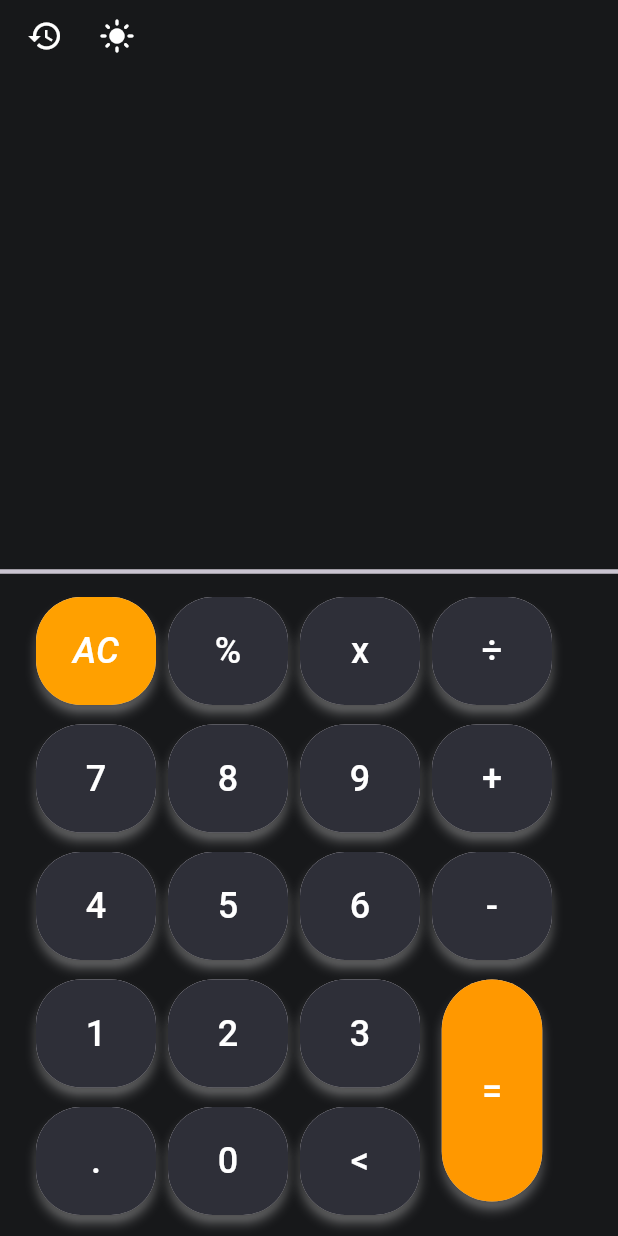
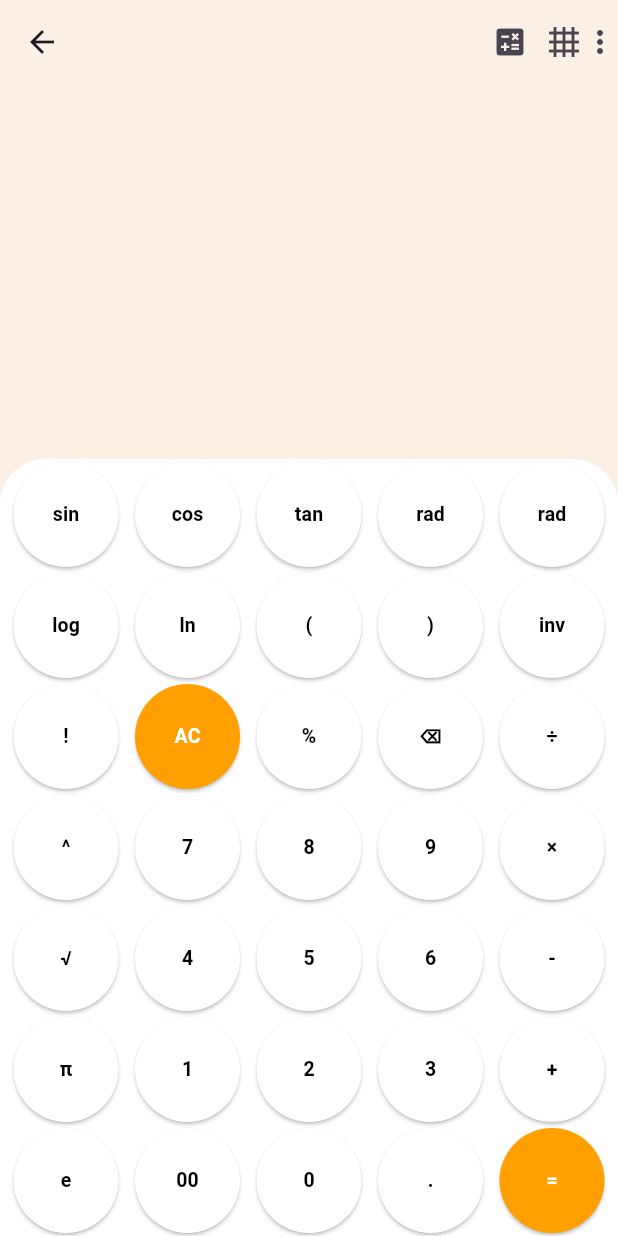
Before and after one commit to sofia883/git_calculator_repo, a Flutter app: the screen it shows after launch, on a phone screen of 412 x 824 dp. Run offline on Flutter 3.47's test engine with Material 3 defaults, Android fonts, the phone set to English and light mode, and no system bars; our stand-ins replace shared_preferences.

Commit message:
added extra operations

```diff
--- a/lib/main_screen.dart
+++ b/lib/main_screen.dart
@@ -2,6 +2,7 @@ import 'package:flutter/material.dart';
 import 'package:shared_preferences/shared_preferences.dart';
 import 'dart:convert';
 import 'dart:ui' as ui;
+import 'dart:math' as math;
 
 class CalculationHistory {
   final String title;
@@ -39,6 +40,9 @@ class _CalculatorState extends State<Calculator> {
   double _fontSize = 60.0;
   ScrollController _scrollController = ScrollController();
   String _result = "";
+  bool _showAdditionalOperations = false;
+  bool _isRadMode = false;
+
   @override
   void initState() {
     super.initState();
@@ -64,6 +68,12 @@ class _CalculatorState extends State<Calculator> {
     });
   }
 
+  void _toggleExtraButton() {
+    setState(() {
+      _showAdditionalOperations = !_showAdditionalOperations;
+    });
+  }
+
   void _onButtonPressed(String buttonText) {
     setState(() {
       if (buttonText == "AC") {
@@ -73,7 +83,6 @@ class _CalculatorState extends State<Calculator> {
         _fontSize = 60.0;
       } else if (buttonText == "=") {
         if (_result.isNotEmpty) {
-          // If there's already a result, move it to the calculation space
           _output = _result;
           _result = "";
         } else {
@@ -88,16 +97,76 @@ class _CalculatorState extends State<Calculator> {
             _result = "Error";
           }
         }
-      } else if (buttonText == "<") {
+      } else if (buttonText == "⌫") {
         if (_output.isNotEmpty) {
           _output = _output.substring(0, _output.length - 1);
         }
+      } else if (["sin", "cos", "tan", "log", "ln", "√", "inv"]
+          .contains(buttonText)) {
+        _output += "$buttonText(";
+      } else if (buttonText == "rad" || buttonText == "deg") {
+        _isRadMode = buttonText == "rad";
       } else {
         _output += buttonText;
-        _result = ""; // Clear the result when new input is added
+        _result = "";
       }
       _updateFontSize();
     });
+  }
+
+  double _evaluateExpression(String expression) {
+    expression = expression.replaceAll('x', '*');
+    expression = expression.replaceAll('÷', '/');
+    expression = expression.replaceAll('π', math.pi.toString());
+    expression = expression.replaceAll('e', math.e.toString());
+
+    // Handle trigonometric and logarithmic functions
+    expression = _handleMathFunctions(expression);
+
+    List<String> tokens = expression.split(RegExp(r'(\+|\-|\*|\/)'));
+    List<String> operators = expression
+        .split(RegExp(r'[^+\-*/]+'))
+        .where((s) => s.isNotEmpty)
+        .toList();
+
+    List<double> numbers = tokens.map((t) => double.tryParse(t) ?? 0).toList();
+
+    // Perform multiplication and division first
+    for (int i = 0; i < operators.length; i++) {
+      if (operators[i] == '*' || operators[i] == '/') {
+        double result = operators[i] == '*'
+            ? numbers[i] * numbers[i + 1]
+            : numbers[i] / numbers[i + 1];
+        numbers[i] = result;
+        numbers.removeAt(i + 1);
+        operators.removeAt(i);
+        i--;
+      }
+    }
+
+    // Perform addition and subtraction
+    double result = numbers[0];
+    for (int i = 0; i < operators.length; i++) {
+      if (operators[i] == '+') {
+        result += numbers[i + 1];
+      } else if (operators[i] == '-') {
+        result -= numbers[i + 1];
+      }
+    }
+
+    return result;
+  }
+
+  String _handleMathFunctions(String expression) {
+    expression = expression.replaceAllMapped(RegExp(r'sin\((.*?)\)'),
+        (match) => math.sin(double.parse(match.group(1)!)).toString());
+    expression = expression.replaceAllMapped(RegExp(r'cos\((.*?)\)'),
+        (match) => math.cos(double.parse(match.group(1)!)).toString());
+    expression = expression.replaceAllMapped(RegExp(r'tan\((.*?)\)'),
+        (match) => math.tan(double.parse(match.group(1)!)).toString());
+    expression = expression.replaceAllMapped(RegExp(r'log\((.*?)\)'),
+        (match) => math.log(double.parse(match.group(1)!)).toString());
+    return expression;
   }
 
   void _showSaveSnackBar() {
@@ -226,83 +295,36 @@ class _CalculatorState extends State<Calculator> {
     await prefs.setStringList('history', historyJson);
   }
 
-  double _evaluateExpression(String expression) {
-    expression = expression.replaceAll('x', '*');
-    expression = expression.replaceAll('÷', '/');
-
-    List<String> tokens = expression.split(RegExp(r'(\+|\-|\*|\/)'));
-    List<String> operators = expression
-        .split(RegExp(r'[^+\-*/]+'))
-        .where((s) => s.isNotEmpty)
-        .toList();
-
-    List<double> numbers = tokens.map((t) => double.tryParse(t) ?? 0).toList();
-
-    // Perform multiplication and division first
-    for (int i = 0; i < operators.length; i++) {
-      if (operators[i] == '*' || operators[i] == '/') {
-        double result = operators[i] == '*'
-            ? numbers[i] * numbers[i + 1]
-            : numbers[i] / numbers[i + 1];
-        numbers[i] = result;
-        numbers.removeAt(i + 1);
-        operators.removeAt(i);
-        i--;
-      }
-    }
-
-    // Perform addition and subtraction
-    double result = numbers[0];
-    for (int i = 0; i < operators.length; i++) {
-      if (operators[i] == '+') {
-        result += numbers[i + 1];
-      } else if (operators[i] == '-') {
-        result -= numbers[i + 1];
-      }
-    }
-
-    return result;
-  }
-
   @override
   Widget build(BuildContext context) {
     return Scaffold(
-      resizeToAvoidBottomInset: false, // Changed back to false
-      body: _buildCalculatorUI(context, _isDarkMode),
+      appBar: AppBar(
+        leading: Icon(Icons.arrow_back),
+        actions: [
+          IconButton(
+            icon: Icon(Icons.calculate),
+            onPressed: _toggleExtraButton, // Toggle extra button visibility
+          ),
+          Icon(Icons.grid_4x4),
+          Icon(Icons.more_vert),
+        ],
+        backgroundColor: Color(0xFFFAF0E6),
+        elevation: 0,
+      ),
+      body: _buildCalculatorUI(context),
     );
   }
 
-  Widget _buildCalculatorUI(BuildContext context, bool isDark) {
-    Color bgColor = isDark ? Color(0xFF17181A) : Color(0xFFF4F5F6);
-    Color textColor = isDark ? Colors.white : Colors.black;
-    Color buttonColor = isDark ? Color(0xFF2E2F38) : Color(0xFFE9E9EA);
+  Widget _buildCalculatorUI(BuildContext context) {
+    Color bgColor = Color(0xFFFAF0E6);
+    Color textColor = Colors.black;
+    Color buttonColor = Colors.white;
     Color orangeColor = Color(0xFFFFA000);
-    final double topPadding = MediaQuery.of(context).padding.top;
 
     return Container(
       color: bgColor,
       child: Column(
         children: [
-          Container(
-            padding: EdgeInsets.only(top: topPadding, left: 6, right: 6),
-            child: Row(
-              children: [
-                IconButton(
-                  icon: Icon(Icons.history, color: textColor),
-                  onPressed: _showHistory,
-                ),
-                IconButton(
-                  icon: Icon(_isDarkMode ? Icons.light_mode : Icons.dark_mode,
-                      color: textColor),
-                  onPressed: () {
-                    setState(() {
-                      _isDarkMode = !_isDarkMode;
-                    });
-                  },
-                ),
-              ],
-            ),
-          ),
           Expanded(
             child: Column(
               mainAxisAlignment: MainAxisAlignment.end,
@@ -322,40 +344,50 @@ class _CalculatorState extends State<Calculator> {
               ],
             ),
           ),
-          Divider(
-            thickness: 3,
+          Container(
+            decoration: BoxDecoration(
+              color: Colors.white,
+              borderRadius: BorderRadius.vertical(top: Radius.circular(30)),
             ),
-          Container(
-            padding: EdgeInsets.symmetric(horizontal: 20, vertical: 5.0),
-            child: Row(
-              crossAxisAlignment: CrossAxisAlignment.start,
+            child: Column(
               children: [
-                Column(
-                  children: [
-                    _buildButtonRow(
-                        ['AC', '%', 'x'], buttonColor, textColor, orangeColor),
-                    _buildButtonRow(['7', '8', '9'], buttonColor, textColor),
-                    _buildButtonRow(['4', '5', '6'], buttonColor, textColor),
-                    _buildButtonRow(['1', '2', '3'], buttonColor, textColor),
-                    _buildButtonRow(['.', '0', '<'], buttonColor, textColor),
-                  ],
-                ),
-                Column(
-                  mainAxisAlignment: MainAxisAlignment.spaceBetween,
-                  children: [
-                    _buildButtonColumn(['÷', '+', '-'], buttonColor, textColor),
-                    Container(
-                      child: _buildButton('=', orangeColor, Colors.white),
-                      height: 156,
-                      width: 75,
-                    ),
-                  ],
-                )
+                _buildButtonGrid(buttonColor, textColor, orangeColor),
               ],
             ),
           ),
         ],
       ),
+    );
+  }
+
+  Widget _buildButtonGrid(
+      Color buttonColor, Color textColor, Color orangeColor) {
+    List<List<String>> buttonLayout = [
+      ['sin', 'cos', 'tan', 'rad', _isRadMode ? 'deg' : 'rad'],
+      ['log', 'ln', '(', ')', 'inv'],
+      ['!', 'AC', '%', '⌫', '÷'],
+      ['^', '7', '8', '9', '×'],
+      ['√', '4', '5', '6', '-'],
+      ['π', '1', '2', '3', '+'],
+      ['e', '00', '0', '.', '='],
+    ];
+
+    return Column(
+      children: buttonLayout.map((row) {
+        return Row(
+          mainAxisAlignment: MainAxisAlignment.spaceEvenly,
+          children: row.map((button) {
+            Color currentColor = button == 'AC'
+                ? orangeColor
+                : button == '='
+                    ? orangeColor
+                    : buttonColor;
+            Color currentTextColor =
+                (button == 'AC' || button == '=') ? Colors.white : textColor;
+            return _buildButton(button, currentColor, currentTextColor);
+          }).toList(),
+        );
+      }).toList(),
     );
   }
 
@@ -367,9 +399,11 @@ class _CalculatorState extends State<Calculator> {
       child: Row(
         mainAxisAlignment: MainAxisAlignment.spaceBetween,
         children: buttons.map((button) {
-          Color currentButtonColor =
-              button == 'AC' ? specialColor ?? Colors.orange : buttonColor;
-          Color currentTextColor = button == 'AC' ? Colors.white : textColor;
+          Color currentButtonColor = button == 'AC' || button == '='
+              ? specialColor ?? Colors.orange
+              : buttonColor;
+          Color currentTextColor =
+              (button == 'AC' || button == '=') ? Colors.white : textColor;
           return _buildButton(button, currentButtonColor, currentTextColor);
         }).toList(),
       ),
@@ -392,42 +426,25 @@ class _CalculatorState extends State<Calculator> {
 
   Widget _buildButton(String text, Color buttonColor, Color textColor) {
     return Container(
-      width: 88, // Adjusted width
-      height: 80, // Adjusted height
-      child: Card(
-        elevation: 3,
-        shadowColor: Colors.white,
-        shape: text == '='
-            ? RoundedRectangleBorder(
-                borderRadius: BorderRadius.circular(
-                    45), // Rectangular shape with sharp corners
-              )
-            : RoundedRectangleBorder(
-                borderRadius:
-                    BorderRadius.circular(30)), // Makes the button circular
-
+      width: 70,
+      height: 70,
+      margin: EdgeInsets.all(2),
       child: ElevatedButton(
         style: ElevatedButton.styleFrom(
-            backgroundColor: text == '=' ? Colors.orange : buttonColor,
-            shape: text == '='
-                ? RoundedRectangleBorder(
-                    borderRadius: BorderRadius.circular(
-                        45), // Rectangular shape with sharp corners
-                  )
-                : RoundedRectangleBorder(
-                    borderRadius: BorderRadius.circular(30),
-                  ), // Makes the button circular
+          backgroundColor: buttonColor,
+          shape: RoundedRectangleBorder(
+            borderRadius: BorderRadius.circular(35),
+          ),
         ),
         child: Text(
           text,
           style: TextStyle(
-              fontSize: 24,
-              fontStyle: text == 'AC' ? FontStyle.italic : null,
-              color: text == '=' ? Colors.white : textColor,
+            fontSize: 13,
+            fontWeight: FontWeight.bold,
+            color: textColor,
           ),
         ),
         onPressed: () => _onButtonPressed(text),
-        ),
       ),
     );
   }
```
Lines whose indentation alone changed are shown as unchanged.
